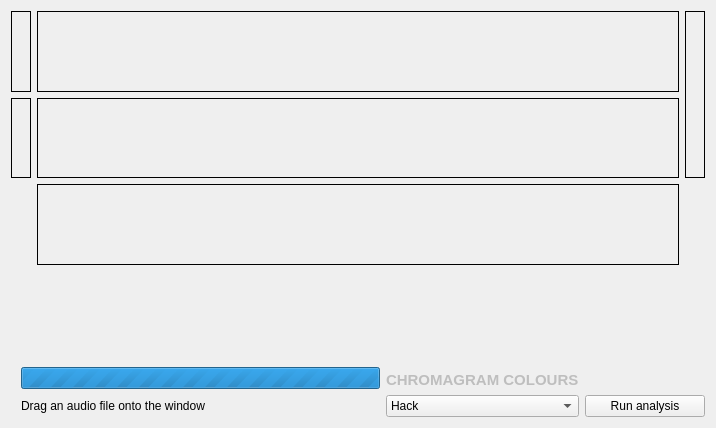
First picture: the form in detailwindow.ui, repository ibsh/is_KeyFinder, before the edit.
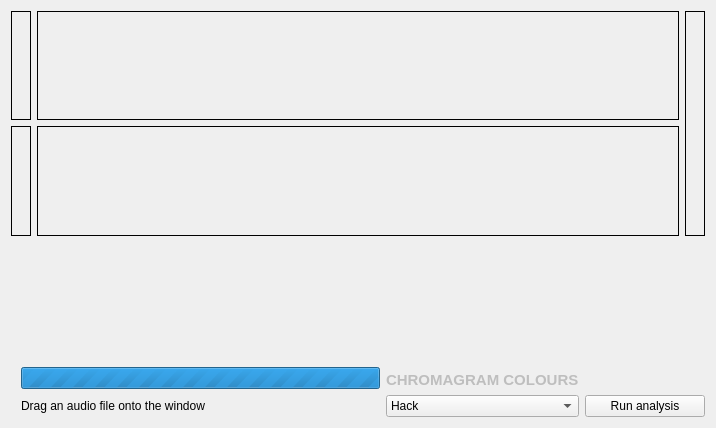
Second picture: the form after the edit.

Commit message: Removal of harmonic change graph to fit LKF 0.3.1

Patch:
```diff
--- a/detailwindow.ui
+++ b/detailwindow.ui
@@ -166,36 +166,14 @@
         </property>
        </widget>
       </item>
-      <item row="3" column="1">
+      <item row="2" column="1">
        <layout class="QHBoxLayout" name="horizontalLayout_keyLabels">
         <property name="spacing">
          <number>0</number>
         </property>
        </layout>
       </item>
-      <item row="2" column="1">
-       <widget class="QLabel" name="harmonicChangeLabel">
-        <property name="minimumSize">
-         <size>
-          <width>0</width>
-          <height>14</height>
-         </size>
-        </property>
-        <property name="frameShape">
-         <enum>QFrame::Box</enum>
-        </property>
-        <property name="text">
-         <string/>
-        </property>
-        <property name="textFormat">
-         <enum>Qt::PlainText</enum>
-        </property>
-        <property name="scaledContents">
-         <bool>true</bool>
-        </property>
-       </widget>
-      </item>
-      <item row="3" column="0">
+      <item row="2" column="0">
        <widget class="QLabel" name="verticalSpacerLabel">
         <property name="text">
          <string/>
```
The commit also changes 1 other file.
